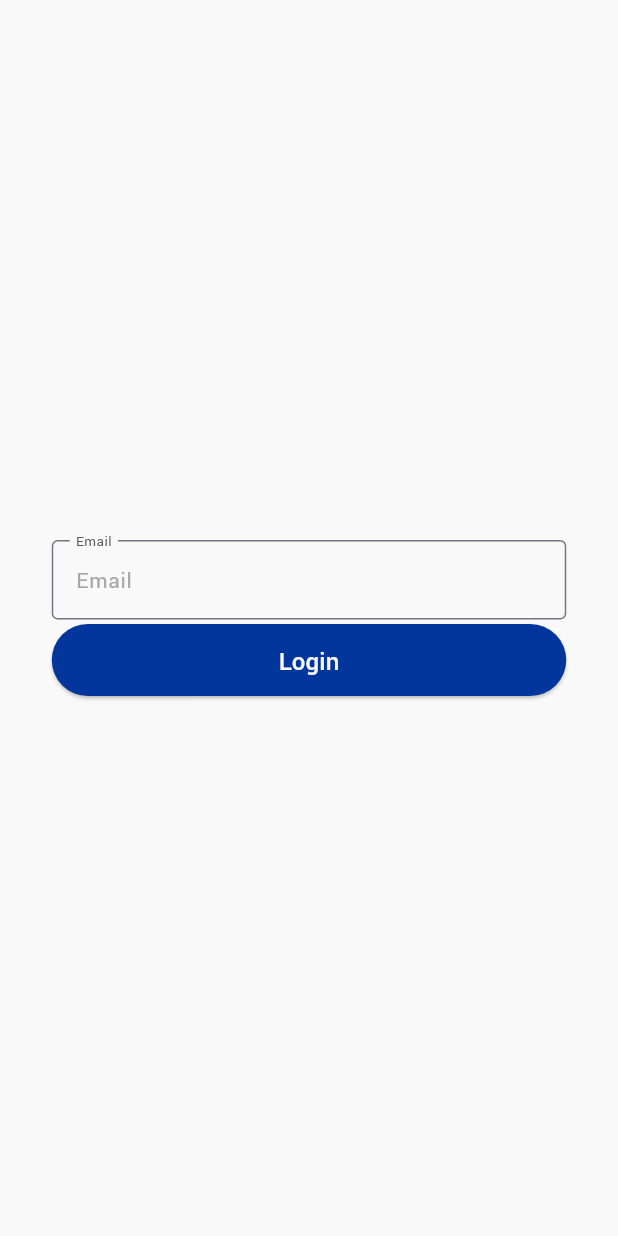
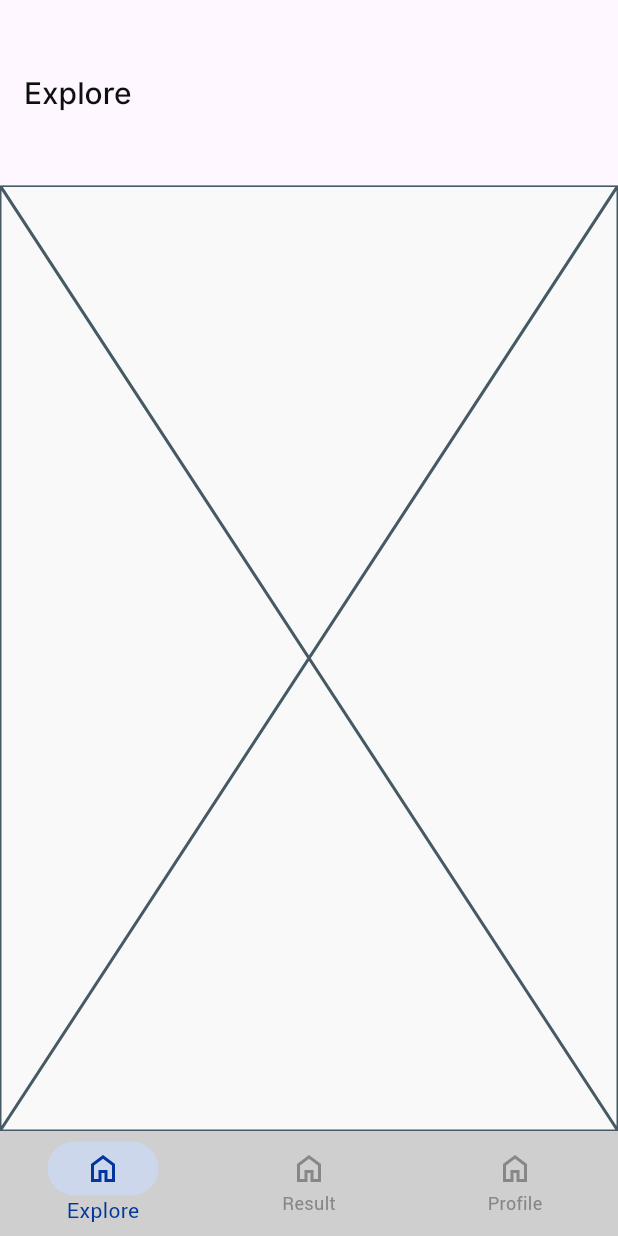
Before and after one commit to KhaledAhmed31/exam_app, a Flutter app: the screen it shows after launch, on a phone screen of 412 x 824 dp. Run offline on Flutter 3.47's test engine with Material 3 defaults, Android fonts, the phone set to English and light mode, and no system bars; our stand-ins replace dio, flutter_svg, get_it, injectable.

Commit message:
feat(home): add app bar and bottom navigation bar ui

```diff
--- a/lib/core/routes/route_manager.dart
+++ b/lib/core/routes/route_manager.dart
@@ -1,11 +1,12 @@
 import 'package:exam_app/core/routes/route_path.dart';
+import 'package:exam_app/features/home/presentation/views/screens/home_screen.dart';
 import 'package:flutter/material.dart';
 
 class RouteManager {
   static Route generateRoute(RouteSettings settings) {
     switch (settings.name) {
       case RoutePath.home:
-        return MaterialPageRoute(builder: (_) => Container(),settings: settings);
+        return MaterialPageRoute(builder: (_) => HomeScreen(),settings: settings);
       case RoutePath.login:
         return MaterialPageRoute(builder: (_) => Container(),settings: settings);
       case RoutePath.signup:
--- /dev/null
+++ b/lib/core/shared/presentation/ui_strings/ui_strings.dart
@@ -0,0 +1,15 @@
+class UiStrings {
+  static const String examApp = 'Exam App';
+  static const String login = 'Login';
+  static const String emailLabel = 'Email';
+  static const String emailHintText = 'Enter your email';
+  static const String passwordLabel = 'Password';
+  static const String passwordHintText = 'Enter your password';
+  static const String rememberMe = 'Remember me';
+  static const String forgetPassword = 'Forgot Password?';
+  static const String doNotHaveAccount = "Don't have an account? ";
+  static const String signUp = 'Sign up';
+  static const String explore = 'Explore';
+  static const String result = 'Result';
+  static const String profile = 'Profile';
+}
--- a/lib/core/ui_manager/theme/app_theme.dart
+++ b/lib/core/ui_manager/theme/app_theme.dart
@@ -18,5 +18,13 @@ class AppTheme {
         fontSize: FontSizesManager.s12,
       ),
     ),
+
+    bottomNavigationBarTheme: BottomNavigationBarThemeData(
+      elevation: 0,
+      selectedItemColor: AppColors.blueBase,
+      unselectedItemColor: AppColors.black30,
+      selectedIconTheme: IconThemeData(size: 24, color: AppColors.blueBase),
+      unselectedIconTheme: IconThemeData(size: 24, color: AppColors.black30),
+    ),
   );
 }
--- /dev/null
+++ b/lib/features/home/presentation/views/screens/explore_screen.dart
@@ -0,0 +1,10 @@
+import 'package:flutter/material.dart';
+
+class ExploreScreen extends StatelessWidget {
+  const ExploreScreen({super.key});
+
+  @override
+  Widget build(BuildContext context) {
+    return const Placeholder();
+  }
+}
--- /dev/null
+++ b/lib/features/home/presentation/views/screens/home_screen.dart
@@ -0,0 +1,91 @@
+import 'package:exam_app/core/constants/app_icons.dart';
+import 'package:exam_app/core/shared/presentation/ui_strings/ui_strings.dart';
+import 'package:exam_app/core/ui_manager/colors/app_colors.dart';
+import 'package:exam_app/core/ui_manager/fonts/font_sizes_manager.dart';
+import 'package:exam_app/core/ui_manager/fonts/font_style_manager.dart';
+import 'package:exam_app/features/home/presentation/views/screens/explore_screen.dart';
+import 'package:exam_app/features/home/presentation/views/screens/profile_screen.dart';
+import 'package:exam_app/features/home/presentation/views/screens/result_screen.dart';
+import 'package:flutter/material.dart';
+import 'package:flutter_svg/svg.dart';
+
+class HomeScreen extends StatefulWidget {
+  const HomeScreen({super.key});
+
+  @override
+  State<HomeScreen> createState() => _HomeScreenState();
+}
+
+class _HomeScreenState extends State<HomeScreen> {
+  int selectedIndex = 0;
+  List<Widget> tabs = [ExploreScreen(), ResultScreen(), ProfileScreen()];
+
+  Widget _buildIcon(int index) {
+    return selectedIndex == index
+        ? Container(
+            padding: EdgeInsets.symmetric(vertical: 6, horizontal: 25),
+            decoration: BoxDecoration(
+              borderRadius: BorderRadius.circular(20),
+              color: AppColors.blue10,
+            ),
+            child: SvgPicture.asset(
+              AppIcons.assetsIconsHome,
+              colorFilter: ColorFilter.mode(
+                AppColors.blueBase,
+                BlendMode.srcIn,
+              ),
+            ),
+          )
+        : SvgPicture.asset(
+            AppIcons.assetsIconsHome,
+            colorFilter: ColorFilter.mode(AppColors.black30, BlendMode.srcIn),
+          );
+  }
+
+  @override
+  Widget build(BuildContext context) {
+    return Scaffold(
+      appBar: AppBar(
+        toolbarHeight: MediaQuery.of(context).size.height * 0.15,
+        title: Text(
+          (selectedIndex == 0
+              ? UiStrings.explore
+              : selectedIndex == 1
+              ? UiStrings.result
+              : UiStrings.profile),
+          style: FontStyleManager.interMedium(
+            color: AppColors.blackBase,
+            fontSize: FontSizesManager.s20,
+          ),
+        ),
+
+        automaticallyImplyLeading: false,
+      ),
+      bottomNavigationBar: Theme(
+        data: Theme.of(context).copyWith(canvasColor: AppColors.black10),
+        child: BottomNavigationBar(
+          currentIndex: selectedIndex,
+          onTap: (value) {
+            selectedIndex = value;
+            setState(() {});
+          },
+          items: [
+            BottomNavigationBarItem(
+              icon: _buildIcon(0),
+              label: UiStrings.explore,
+            ),
+            BottomNavigationBarItem(
+              icon: _buildIcon(1),
+              label: UiStrings.result,
+            ),
+            BottomNavigationBarItem(
+              icon: _buildIcon(2),
+              label: UiStrings.profile,
+            ),
+          ],
+        ),
+      ),
+      body: tabs[selectedIndex],
+    );
+  }
+}
--- /dev/null
+++ b/lib/features/home/presentation/views/screens/profile_screen.dart
@@ -0,0 +1,10 @@
+import 'package:flutter/material.dart';
+
+class ProfileScreen extends StatelessWidget {
+  const ProfileScreen({super.key});
+
+  @override
+  Widget build(BuildContext context) {
+    return const Placeholder();
+  }
+}
--- /dev/null
+++ b/lib/features/home/presentation/views/screens/result_screen.dart
@@ -0,0 +1,10 @@
+import 'package:flutter/material.dart';
+
+class ResultScreen extends StatelessWidget {
+  const ResultScreen({super.key});
+
+  @override
+  Widget build(BuildContext context) {
+    return const Placeholder();
+  }
+}
--- a/lib/main.dart
+++ b/lib/main.dart
@@ -1,10 +1,14 @@
-import 'package:exam_app/core/shared/presentation/widgets/app_button.dart';
-import 'package:exam_app/core/shared/presentation/widgets/custom_text_feild.dart';
+import 'package:exam_app/core/config/di/di.dart';
+import 'package:exam_app/core/routes/route_manager.dart';
+import 'package:exam_app/core/routes/route_path.dart';
+import 'package:exam_app/core/shared/presentation/ui_strings/ui_strings.dart';
 import 'package:exam_app/core/ui_manager/theme/app_theme.dart';
 import 'package:flutter/material.dart';
 
-void main() {
-  runApp(const MainApp());
+void main() async {
+  WidgetsFlutterBinding.ensureInitialized();
+  configureDependencies();
+  runApp(MainApp());
 }
 
 class MainApp extends StatelessWidget {
@@ -14,21 +18,10 @@ class MainApp extends StatelessWidget {
   Widget build(BuildContext context) {
     return MaterialApp(
       debugShowCheckedModeBanner: false,
-      title: "Exam App",
+      title: UiStrings.examApp,
       theme: AppTheme.light,
-      home: Scaffold(
-        body: Center(
-          child: Column(
-            mainAxisAlignment: MainAxisAlignment.center,
-            crossAxisAlignment: CrossAxisAlignment.center,
-            children: [
-
-              CustomTextField(label: "Email"),
-              AppButton(title: "Login", onPressed: () {}),
-            ],
-          ),
-        ),
-      ),
+      onGenerateRoute: RouteManager.generateRoute,
+      initialRoute: RoutePath.home,
     );
   }
 }
```
